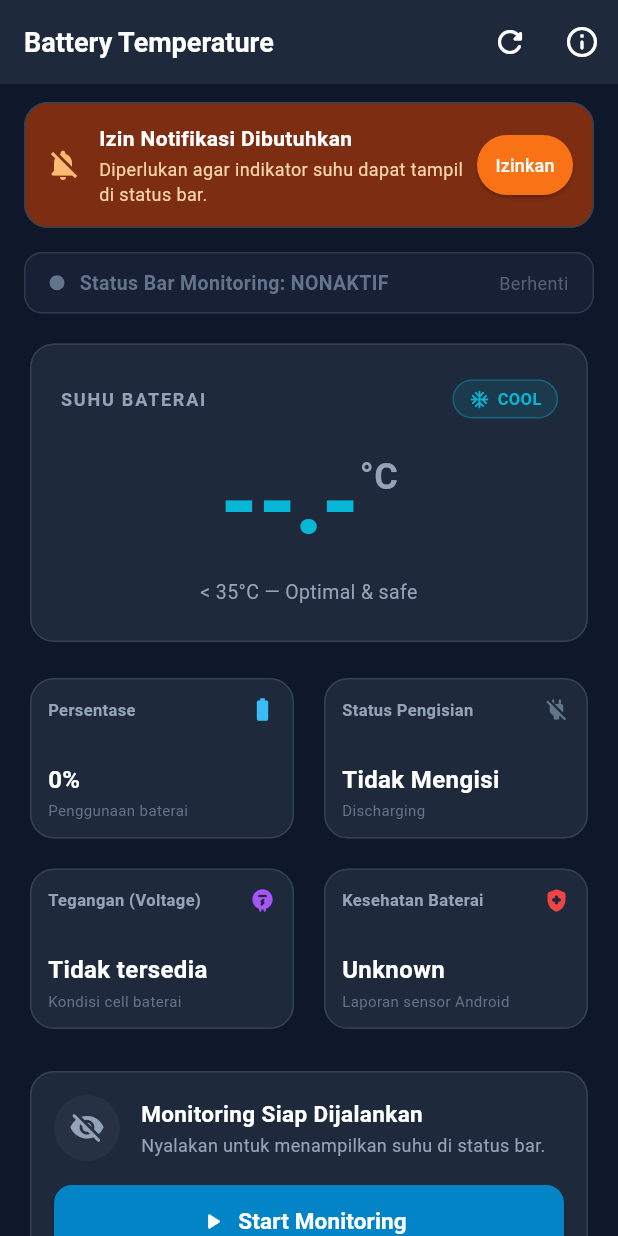
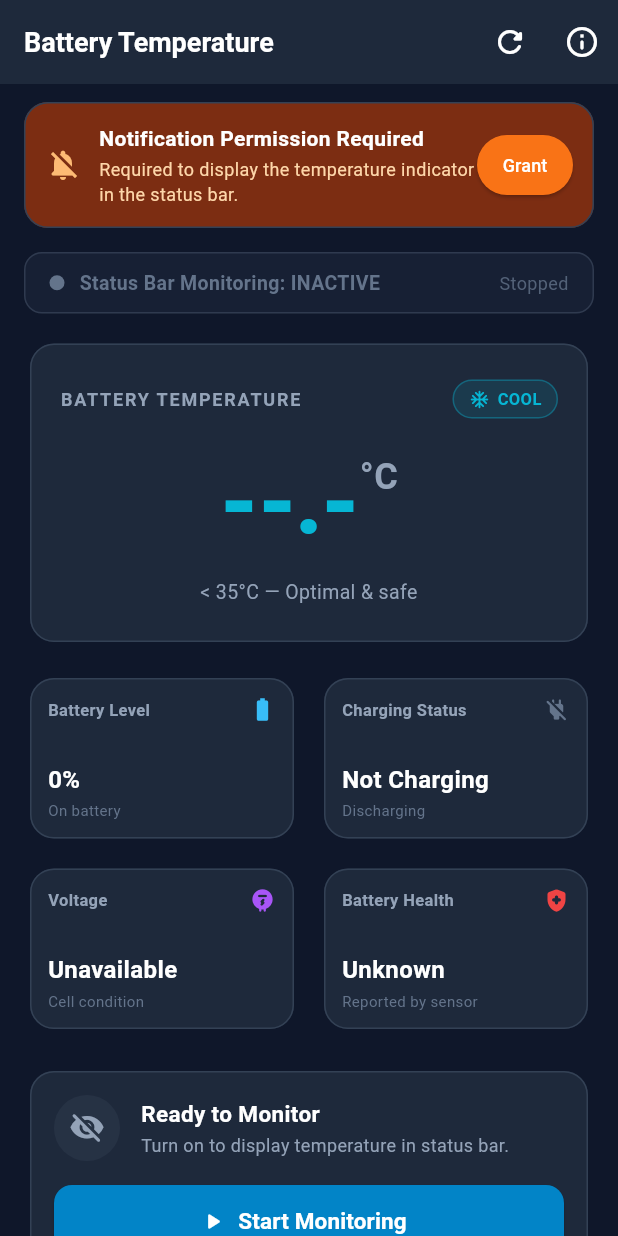
Before and after one commit to AhmadHasta/android_temp_indicator, a Flutter app: the screen it shows after launch, on a phone screen of 412 x 824 dp. Run offline on Flutter 3.47's test engine with Material 3 defaults, Android fonts, the phone set to English and light mode, and no system bars.

Commit message:
feat: localize entire dashboard UI to English

```diff
--- a/lib/main.dart
+++ b/lib/main.dart
@@ -168,7 +168,7 @@ class _DashboardScreenState extends State<DashboardScreen>
         setState(() => _isMonitoring = false);
         ScaffoldMessenger.of(context).showSnackBar(
           const SnackBar(
-            content: Text('Monitoring dihentikan.'),
+            content: Text('Monitoring stopped.'),
             behavior: SnackBarBehavior.floating,
           ),
         );
@@ -180,7 +180,7 @@ class _DashboardScreenState extends State<DashboardScreen>
         ScaffoldMessenger.of(context).showSnackBar(
           const SnackBar(
             content: Text(
-                'Monitoring aktif! Suhu sekarang muncul di status bar.'),
+                'Monitoring active! Temperature is now visible in the status bar.'),
             behavior: SnackBarBehavior.floating,
           ),
         );
@@ -227,12 +227,12 @@ class _DashboardScreenState extends State<DashboardScreen>
         actions: [
           IconButton(
             icon: const Icon(Icons.refresh_rounded),
-            tooltip: 'Perbarui Data',
+            tooltip: 'Refresh',
             onPressed: _fetchCurrentState,
           ),
           IconButton(
             icon: const Icon(Icons.info_outline_rounded),
-            tooltip: 'Tips HyperOS',
+            tooltip: 'HyperOS Tips',
             onPressed: () => _showHyperOSTipsDialog(context),
           ),
         ],
@@ -280,7 +280,7 @@ class _DashboardScreenState extends State<DashboardScreen>
                 crossAxisAlignment: CrossAxisAlignment.start,
                 children: const [
                   Text(
-                    'Izin Notifikasi Dibutuhkan',
+                    'Notification Permission Required',
                     style: TextStyle(
                       fontWeight: FontWeight.bold,
                       color: Colors.white,
@@ -288,7 +288,7 @@ class _DashboardScreenState extends State<DashboardScreen>
                   ),
                   SizedBox(height: 2),
                   Text(
-                    'Diperlukan agar indikator suhu dapat tampil di status bar.',
+                    'Required to display the temperature indicator in the status bar.',
                     style: TextStyle(color: Color(0xFFFED7AA), fontSize: 12),
                   ),
                 ],
@@ -302,7 +302,7 @@ class _DashboardScreenState extends State<DashboardScreen>
                 padding:
                     const EdgeInsets.symmetric(horizontal: 12, vertical: 8),
               ),
-              child: const Text('Izinkan', style: TextStyle(fontSize: 12)),
+              child: const Text('Grant', style: TextStyle(fontSize: 12)),
             ),
           ],
         ),
@@ -343,8 +343,8 @@ class _DashboardScreenState extends State<DashboardScreen>
           const SizedBox(width: 10),
           Text(
             _isMonitoring
-                ? 'Status Bar Monitoring: AKTIF'
-                : 'Status Bar Monitoring: NONAKTIF',
+                ? 'Status Bar Monitoring: ACTIVE'
+                : 'Status Bar Monitoring: INACTIVE',
             style: TextStyle(
               fontSize: 13,
               fontWeight: FontWeight.w600,
@@ -353,7 +353,7 @@ class _DashboardScreenState extends State<DashboardScreen>
           ),
           const Spacer(),
           Text(
-            _isMonitoring ? 'Berjalan' : 'Berhenti',
+            _isMonitoring ? 'Running' : 'Stopped',
             style: TextStyle(
               fontSize: 12,
               color: statusColor.withAlpha(200),
@@ -379,7 +379,7 @@ class _DashboardScreenState extends State<DashboardScreen>
               mainAxisAlignment: MainAxisAlignment.spaceBetween,
               children: [
                 const Text(
-                  'SUHU BATERAI',
+                  'BATTERY TEMPERATURE',
                   style: TextStyle(
                     fontSize: 12,
                     letterSpacing: 1.2,
@@ -473,15 +473,15 @@ class _DashboardScreenState extends State<DashboardScreen>
       childAspectRatio: 1.6,
       children: [
         _buildStatCard(
-          title: 'Persentase',
+          title: 'Battery Level',
           value: '$percentage%',
-          subtitle: isCharging ? 'Sedang diisi' : 'Penggunaan baterai',
+          subtitle: isCharging ? 'Charging' : 'On battery',
           icon: isCharging ? Icons.battery_charging_full : Icons.battery_std,
           accentColor: const Color(0xFF38BDF8),
         ),
         _buildStatCard(
-          title: 'Status Pengisian',
-          value: isCharging ? 'Mengisi Daya' : 'Tidak Mengisi',
+          title: 'Charging Status',
+          value: isCharging ? 'Charging' : 'Not Charging',
           subtitle: chargingType,
           icon: isCharging ? Icons.bolt_rounded : Icons.power_off_rounded,
           accentColor: isCharging
@@ -489,18 +489,18 @@ class _DashboardScreenState extends State<DashboardScreen>
               : const Color(0xFF64748B),
         ),
         _buildStatCard(
-          title: 'Tegangan (Voltage)',
+          title: 'Voltage',
           value: voltage != null
               ? '${voltage.toStringAsFixed(2)} V'
-              : 'Tidak tersedia',
-          subtitle: 'Kondisi cell baterai',
+              : 'Unavailable',
+          subtitle: 'Cell condition',
           icon: Icons.electric_meter_rounded,
           accentColor: const Color(0xFFA855F7),
         ),
         _buildStatCard(
-          title: 'Kesehatan Baterai',
+          title: 'Battery Health',
           value: health,
-          subtitle: 'Laporan sensor Android',
+          subtitle: 'Reported by sensor',
           icon: Icons.health_and_safety_rounded,
           accentColor: health == 'Good'
               ? const Color(0xFF10B981)
@@ -600,8 +600,8 @@ class _DashboardScreenState extends State<DashboardScreen>
                     children: [
                       Text(
                         _isMonitoring
-                            ? 'Foreground Service Aktif'
-                            : 'Monitoring Siap Dijalankan',
+                            ? 'Foreground Service Active'
+                            : 'Ready to Monitor',
                         style: const TextStyle(
                           fontSize: 15,
                           fontWeight: FontWeight.bold,
@@ -610,8 +610,8 @@ class _DashboardScreenState extends State<DashboardScreen>
                       const SizedBox(height: 2),
                       Text(
                         _isMonitoring
-                            ? 'Suhu tampil di status bar. Aplikasi dapat ditutup.'
-                            : 'Nyalakan untuk menampilkan suhu di status bar.',
+                            ? 'Temperature is displayed in status bar. App can be closed.'
+                            : 'Turn on to display temperature in status bar.',
                         style: const TextStyle(
                           fontSize: 12,
                           color: Color(0xFF94A3B8),
@@ -668,7 +668,7 @@ class _DashboardScreenState extends State<DashboardScreen>
           crossAxisAlignment: CrossAxisAlignment.start,
           children: [
             const Text(
-              'PREVIEW STATUS BAR',
+              'STATUS BAR PREVIEW',
               style: TextStyle(
                 fontSize: 11,
                 letterSpacing: 1.1,
@@ -736,7 +736,7 @@ class _DashboardScreenState extends State<DashboardScreen>
             ),
             const SizedBox(height: 8),
             const Text(
-              'Indikator suhu tampil di samping jam (area notifikasi status bar) via ongoing notification small icon tanpa memerlukan overlay window.',
+              'Temperature indicator appears beside the clock (status bar notification area) via an ongoing notification small icon without requiring overlay permissions.',
               style: TextStyle(fontSize: 11, color: Color(0xFF64748B)),
             ),
           ],
@@ -760,7 +760,7 @@ class _DashboardScreenState extends State<DashboardScreen>
                 crossAxisAlignment: CrossAxisAlignment.start,
                 children: [
                   const Text(
-                    'Catatan untuk Xiaomi / Poco (HyperOS)',
+                    'Notice for Xiaomi / Poco (HyperOS)',
                     style: TextStyle(
                       fontSize: 12,
                       fontWeight: FontWeight.bold,
@@ -768,14 +768,14 @@ class _DashboardScreenState extends State<DashboardScreen>
                   ),
                   const SizedBox(height: 4),
                   const Text(
-                    'Agar monitoring tetap berjalan saat layar mati di HyperOS, atur Battery Saver aplikasi ke "No restrictions" dan beri izin "Autostart".',
+                    'To ensure monitoring continues with screen off on HyperOS, set Battery Saver to "No restrictions" and enable "Autostart".',
                     style: TextStyle(fontSize: 11, color: Color(0xFF94A3B8)),
                   ),
                   const SizedBox(height: 6),
                   InkWell(
                     onTap: () => _showHyperOSTipsDialog(context),
                     child: const Text(
-                      'Lihat petunjuk lengkap →',
+                      'View setup instructions →',
                       style: TextStyle(
                         fontSize: 11,
                         color: Color(0xFF38BDF8),
@@ -800,7 +800,7 @@ class _DashboardScreenState extends State<DashboardScreen>
           children: [
             Icon(Icons.phone_android_rounded, color: Color(0xFF38BDF8)),
             SizedBox(width: 8),
-            Text('Tips Xiaomi / HyperOS', style: TextStyle(fontSize: 17)),
+            Text('Xiaomi / HyperOS Setup Tips', style: TextStyle(fontSize: 17)),
           ],
         ),
         content: const SingleChildScrollView(
@@ -809,22 +809,22 @@ class _DashboardScreenState extends State<DashboardScreen>
             mainAxisSize: MainAxisSize.min,
             children: [
               Text(
-                'Sistem HyperOS / MIUI memiliki manajemen baterai yang agresif. Ikuti langkah berikut agar status bar monitor tidak tertutup otomatis:',
+                'HyperOS / MIUI has aggressive battery management. Follow these steps to prevent the system from terminating background monitoring:',
                 style: TextStyle(fontSize: 13),
               ),
               SizedBox(height: 12),
               Text(
-                '1. Battery Saver:\nBuka App Info > Battery saver > Pilih "No restrictions" (Tidak ada batasan).',
+                '1. Battery Saver:\nGo to App Info > Battery saver > Select "No restrictions".',
                 style: TextStyle(fontSize: 12, color: Color(0xFF94A3B8)),
               ),
               SizedBox(height: 8),
               Text(
-                '2. Autostart:\nBuka App Info > Aktifkan toggle "Autostart".',
+                '2. Autostart:\nGo to App Info > Enable "Autostart".',
                 style: TextStyle(fontSize: 12, color: Color(0xFF94A3B8)),
               ),
               SizedBox(height: 8),
               Text(
-                '3. Lock di Recent Apps:\nBuka Recent Apps > Tahan aplikasi Battery Monitor > Ketuk ikon Gembok (Lock).',
+                '3. Lock in Recents:\nOpen Recent Apps > Long-press Battery Monitor > Tap the Lock icon.',
                 style: TextStyle(fontSize: 12, color: Color(0xFF94A3B8)),
               ),
             ],
@@ -833,7 +833,7 @@ class _DashboardScreenState extends State<DashboardScreen>
         actions: [
           TextButton(
             onPressed: () => Navigator.of(ctx).pop(),
-            child: const Text('Mengerti'),
+            child: const Text('Got it'),
           ),
         ],
       ),
```
